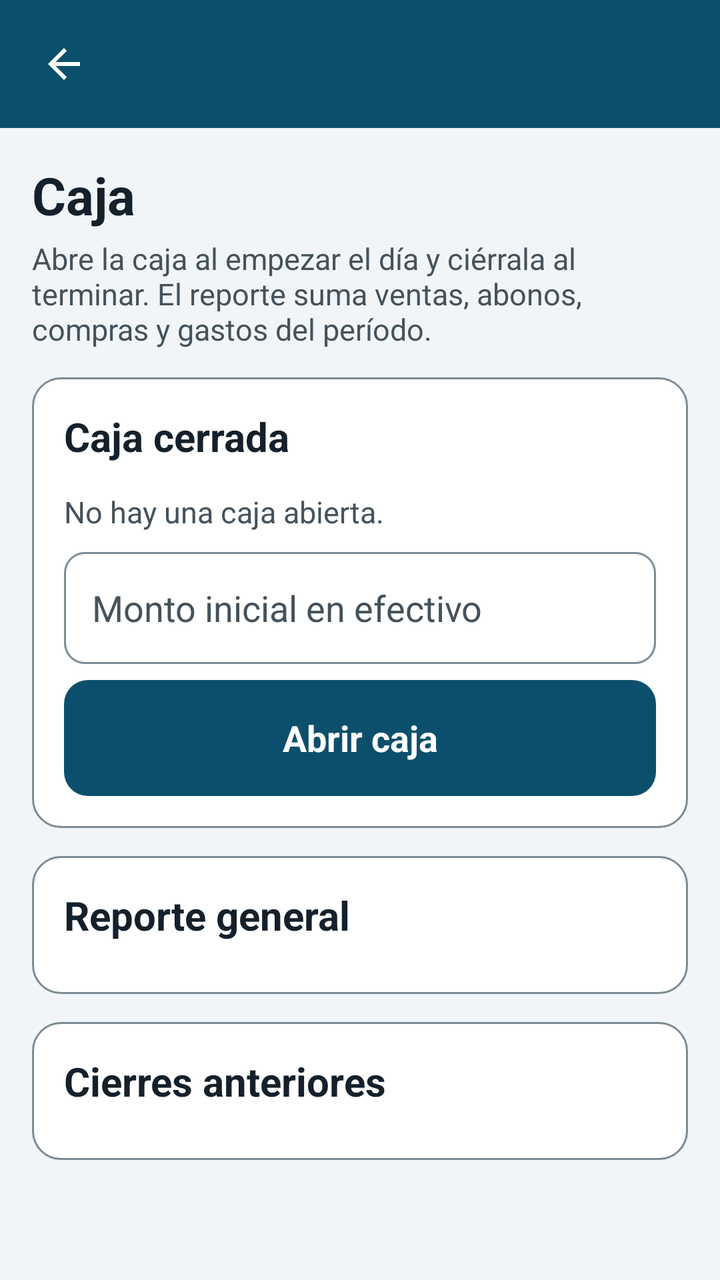
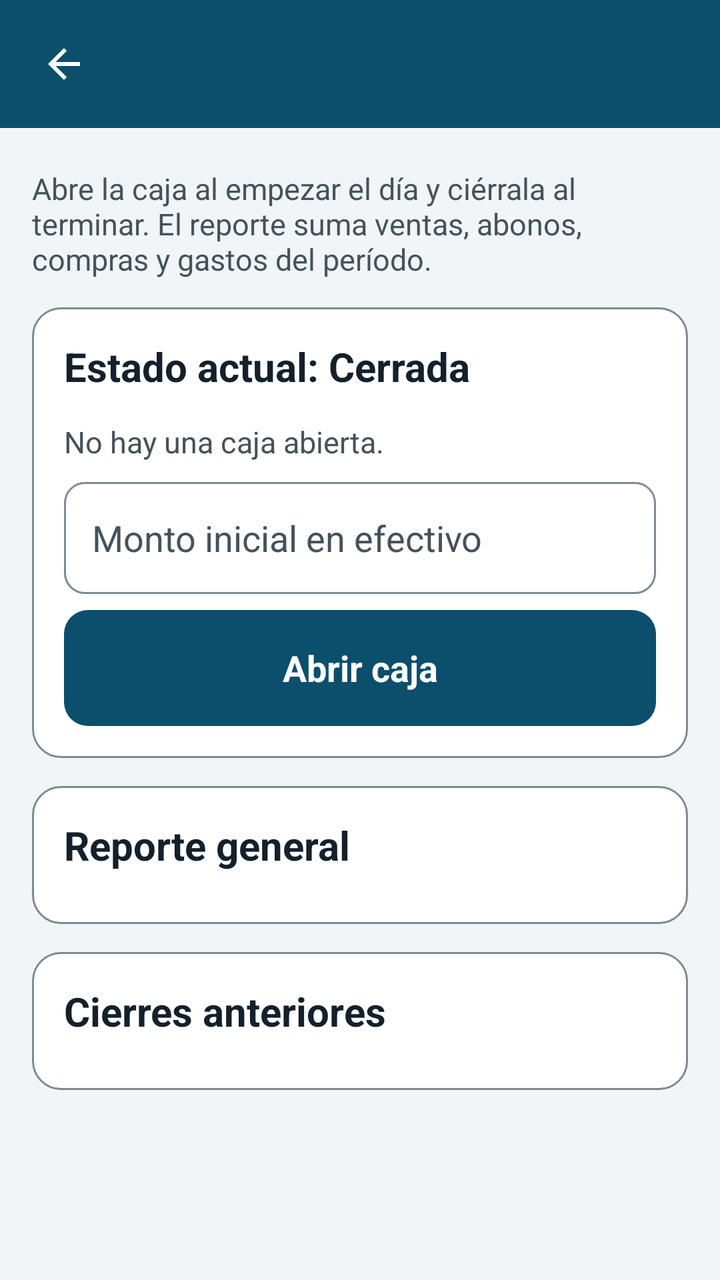

Before-and-after screenshots of an Android layout around one commit, followed by the original layout XML and the change that was made.
<!-- AndroidManifest.xml: application theme Tema -->
<!-- res/layout/activity_caja.xml -->
<?xml version="1.0" encoding="utf-8"?>
<LinearLayout xmlns:android="http://schemas.android.com/apk/res/android"
    android:layout_width="match_parent"
    android:layout_height="match_parent"
    android:orientation="vertical"
    android:background="@color/fondo">

    <include layout="@layout/barra_superior" />

    <ScrollView
        android:layout_width="match_parent"
        android:layout_height="match_parent"
        android:fillViewport="true">

        <LinearLayout
            android:layout_width="match_parent"
            android:layout_height="wrap_content"
            android:orientation="vertical"
            android:padding="16dp">

            <TextView
                android:layout_width="match_parent"
                android:layout_height="wrap_content"
                android:text="Caja"
                android:textColor="@color/texto"
                android:textSize="26sp"
                android:textStyle="bold" />

            <TextView
                style="@style/Ayuda"
                android:layout_width="match_parent"
                android:layout_height="wrap_content"
                android:text="Abre la caja al empezar el día y ciérrala al terminar. El reporte suma ventas, abonos, compras y gastos del período." />

            <LinearLayout
                style="@style/Tarjeta"
                android:layout_width="match_parent"
                android:layout_height="wrap_content"
                android:layout_marginTop="14dp">

                <TextView
                    android:id="@+id/txtEstadoCaja"
                    style="@style/TituloSeccion"
                    android:layout_width="match_parent"
                    android:layout_height="wrap_content"
                    android:text="Caja cerrada" />

                <TextView
                    android:id="@+id/txtInfoCaja"
                    style="@style/Ayuda"
                    android:layout_width="match_parent"
                    android:layout_height="wrap_content"
                    android:text="No hay una caja abierta." />

                <EditText
                    android:id="@+id/etMontoInicial"
                    style="@style/Campo"
                    android:layout_width="match_parent"
                    android:layout_height="wrap_content"
                    android:layout_marginTop="10dp"
                    android:hint="Monto inicial en efectivo"
                    android:inputType="numberDecimal" />

                <Button
                    android:id="@+id/btnAbrirCaja"
                    style="@style/BotonPrimario"
                    android:layout_width="match_parent"
                    android:layout_height="wrap_content"
                    android:layout_marginTop="8dp"
                    android:text="Abrir caja" />

                <Button
                    android:id="@+id/btnCerrarCaja"
                    style="@style/BotonPeligro"
                    android:layout_width="match_parent"
                    android:layout_height="wrap_content"
                    android:layout_marginTop="8dp"
                    android:text="Cerrar caja"
                    android:visibility="gone" />
            </LinearLayout>

            <LinearLayout
                style="@style/Tarjeta"
                android:layout_width="match_parent"
                android:layout_height="wrap_content">

                <TextView
                    style="@style/TituloSeccion"
                    android:layout_width="match_parent"
                    android:layout_height="wrap_content"
                    android:text="Reporte general" />

                <LinearLayout
                    android:id="@+id/listaResumenCaja"
                    android:layout_width="match_parent"
                    android:layout_height="wrap_content"
                    android:orientation="vertical" />
            </LinearLayout>

            <LinearLayout
                style="@style/Tarjeta"
                android:layout_width="match_parent"
                android:layout_height="wrap_content">

                <TextView
                    style="@style/TituloSeccion"
                    android:layout_width="match_parent"
                    android:layout_height="wrap_content"
                    android:text="Cierres anteriores" />

                <LinearLayout
                    android:id="@+id/listaHistorialCaja"
                    android:layout_width="match_parent"
                    android:layout_height="wrap_content"
                    android:orientation="vertical" />
            </LinearLayout>
        </LinearLayout>
    </ScrollView>
</LinearLayout>
<!-- res/layout/barra_superior.xml (included above) -->
<?xml version="1.0" encoding="utf-8"?>
<LinearLayout xmlns:android="http://schemas.android.com/apk/res/android"
    android:layout_width="match_parent"
    android:layout_height="wrap_content"
    android:orientation="horizontal"
    android:gravity="center_vertical"
    android:background="?android:attr/colorPrimary"
    android:minHeight="64dp"
    android:paddingLeft="6dp"
    android:paddingRight="12dp"
    android:paddingTop="6dp"
    android:paddingBottom="6dp">

    <ImageButton
        android:id="@+id/btnAtras"
        android:layout_width="52dp"
        android:layout_height="52dp"
        android:background="?android:attr/selectableItemBackgroundBorderless"
        android:src="@drawable/ic_atras"
        android:tint="@color/blanco"
        android:contentDescription="@string/volver"
        android:scaleType="centerInside" />

    <TextView
        android:id="@+id/tituloBarra"
        android:layout_width="0dp"
        android:layout_height="wrap_content"
        android:layout_weight="1"
        android:layout_marginStart="4dp"
        android:textColor="@color/blanco"
        android:textSize="22sp"
        android:textStyle="bold"
        android:maxLines="2"
        android:ellipsize="end" />
</LinearLayout>
<!-- resources referenced by this layout -->
<resources>
  <color name="blanco">#FFFFFF</color>
  <color name="fondo">#F2F5F7</color>
  <color name="texto">#14202B</color>
  <!-- drawable ic_atras (drawable) -->
  <?xml version="1.0" encoding="utf-8"?>
  <vector xmlns:android="http://schemas.android.com/apk/res/android"
      android:width="24dp" android:height="24dp"
      android:viewportWidth="24" android:viewportHeight="24">
      <path android:fillColor="#FF000000" android:pathData="M20,11H7.83l5.59,-5.59L12,4l-8,8 8,8 1.41,-1.41L7.83,13H20v-2z"/>
  </vector>
  <string name="volver">Volver</string>
  <style name="Ayuda">
          <item name="android:textSize">15sp</item>
          <item name="android:textColor">@color/texto_secundario</item>
          <item name="android:layout_marginTop">4dp</item>
      </style>
  <style name="BotonPeligro" parent="BotonPrimario">
          <item name="android:background">@drawable/boton_peligro</item>
          <item name="android:textColor">@color/blanco</item>
      </style>
  <style name="Tarjeta">
          <item name="android:background">@drawable/fondo_tarjeta</item>
          <item name="android:padding">16dp</item>
          <item name="android:layout_marginBottom">14dp</item>
          <item name="android:orientation">vertical</item>
      </style>
  <style name="TituloSeccion">
          <item name="android:textSize">20sp</item>
          <item name="android:textStyle">bold</item>
          <item name="android:textColor">@color/texto</item>
          <item name="android:layout_marginBottom">10dp</item>
      </style>
  <color name="texto_secundario">#44525C</color>
  <!-- drawable boton_peligro (drawable) -->
  <?xml version="1.0" encoding="utf-8"?>
  <selector xmlns:android="http://schemas.android.com/apk/res/android">
      <item android:state_pressed="true">
          <shape><solid android:color="#7A1C16"/><corners android:radius="12dp"/></shape>
      </item>
      <item>
          <shape><solid android:color="@color/error"/><corners android:radius="12dp"/></shape>
      </item>
  </selector>
  <!-- drawable boton_primario (drawable) -->
  <?xml version="1.0" encoding="utf-8"?>
  <selector xmlns:android="http://schemas.android.com/apk/res/android">
      <item android:state_enabled="false">
          <shape><solid android:color="@color/deshabilitado"/><corners android:radius="12dp"/></shape>
      </item>
      <item android:state_pressed="true">
          <shape><solid android:color="@color/primario_oscuro"/><corners android:radius="12dp"/></shape>
      </item>
      <item>
          <shape><solid android:color="@color/primario"/><corners android:radius="12dp"/></shape>
      </item>
  </selector>
  <!-- drawable fondo_campo (drawable) -->
  <?xml version="1.0" encoding="utf-8"?>
  <selector xmlns:android="http://schemas.android.com/apk/res/android">
      <item android:state_focused="true">
          <shape><solid android:color="@color/superficie"/><corners android:radius="10dp"/><stroke android:width="2dp" android:color="@color/primario"/></shape>
      </item>
      <item>
          <shape><solid android:color="@color/superficie"/><corners android:radius="10dp"/><stroke android:width="1dp" android:color="@color/borde"/></shape>
      </item>
  </selector>
  <!-- drawable fondo_tarjeta (drawable) -->
  <?xml version="1.0" encoding="utf-8"?>
  <shape xmlns:android="http://schemas.android.com/apk/res/android">
      <solid android:color="@color/superficie"/>
      <corners android:radius="14dp"/>
      <stroke android:width="1dp" android:color="@color/borde"/>
  </shape>
  <color name="primario">#0B4F6C</color>
  <color name="primario_oscuro">#073A50</color>
  <color name="superficie">#FFFFFF</color>
  <color name="error">#A3231C</color>
  <color name="deshabilitado">#8A979F</color>
  <color name="borde">#7C8B95</color>
  <!-- unchanged entries left out for length: 3 -->
</resources>

<!-- the commit's change to res/layout/activity_caja.xml (unified diff, before → after) -->
@@ -19,14 +19,6 @@
             android:padding="16dp">
 
             <TextView
-                android:layout_width="match_parent"
-                android:layout_height="wrap_content"
-                android:text="Caja"
-                android:textColor="@color/texto"
-                android:textSize="26sp"
-                android:textStyle="bold" />
-
-            <TextView
                 style="@style/Ayuda"
                 android:layout_width="match_parent"
                 android:layout_height="wrap_content"
@@ -43,7 +35,7 @@
                     style="@style/TituloSeccion"
                     android:layout_width="match_parent"
                     android:layout_height="wrap_content"
-                    android:text="Caja cerrada" />
+                    android:text="Estado actual: Cerrada" />
 
                 <TextView
                     android:id="@+id/txtInfoCaja"
